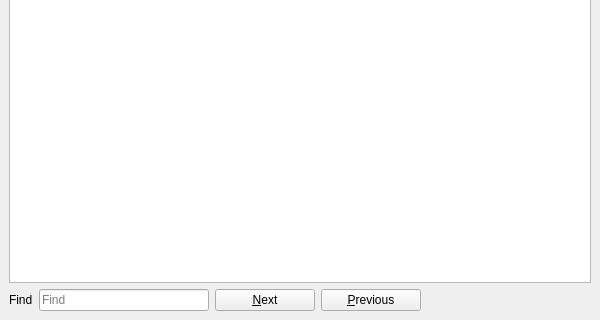
textbrowser/biblioteq, file UI/biblioteq_documentationwindow.ui: the form before one commit; both pictures show x 0 to 600 and y 280 to 600 of the 600 by 600 pixel window.
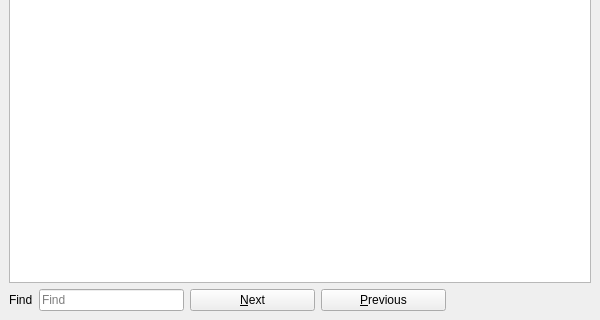
The form after the commit. Icons and pictures are not drawn.

What changed in the file:
```diff
--- a/UI/biblioteq_documentationwindow.ui
+++ b/UI/biblioteq_documentationwindow.ui
@@ -49,7 +49,7 @@
        <widget class="QPushButton" name="next">
         <property name="minimumSize">
          <size>
-          <width>100</width>
+          <width>125</width>
           <height>0</height>
          </size>
         </property>
@@ -62,7 +62,7 @@
        <widget class="QPushButton" name="previous">
         <property name="minimumSize">
          <size>
-          <width>100</width>
+          <width>125</width>
           <height>0</height>
          </size>
         </property>
```
Left out of the diff: 8 changed lines with no effect on the pictures.
